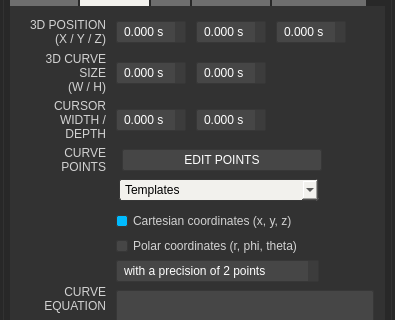
The window that gui/uiinspector.ui (buzzinglight/IanniX) describes before a commit, drawn with Qt 5; both pictures show x 0 to 395 and y 83 to 403 of the 395 by 557 pixel window.
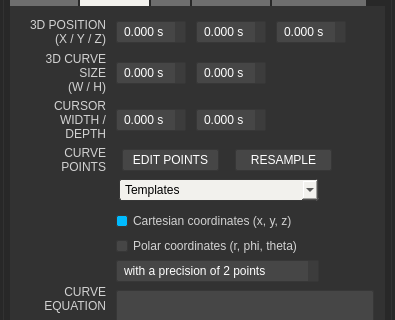
The same window after the commit. The open tabs and pages were chosen to show the change. Icons and pictures are not drawn. Custom widgets are drawn as their Qt base class.

Diff of the .ui file:
```diff
--- a/gui/uiinspector.ui
+++ b/gui/uiinspector.ui
@@ -1635,7 +1635,7 @@
                  <widget class="QPushButton" name="pointsLists">
                   <property name="minimumSize">
                    <size>
-                    <width>206</width>
+                    <width>103</width>
                     <height>22</height>
                    </size>
                   </property>
@@ -1647,6 +1647,22 @@
                   </property>
                  </widget>
                 </item>
+                <item>
+                 <widget class="QPushButton" name="pointsResample">
+                  <property name="minimumSize">
+                   <size>
+                    <width>103</width>
+                    <height>22</height>
+                   </size>
+                  </property>
+                  <property name="toolTip">
+                   <string>Click here to manually edit curve points</string>
+                  </property>
+                  <property name="text">
+                   <string>RESAMPLE</string>
+                  </property>
+                 </widget>
+                </item>
                 <item>
                  <spacer name="horizontalSpacer_7">
                   <property name="orientation">
```
Left out of the diff: 106 changed lines with no effect on the pictures.
